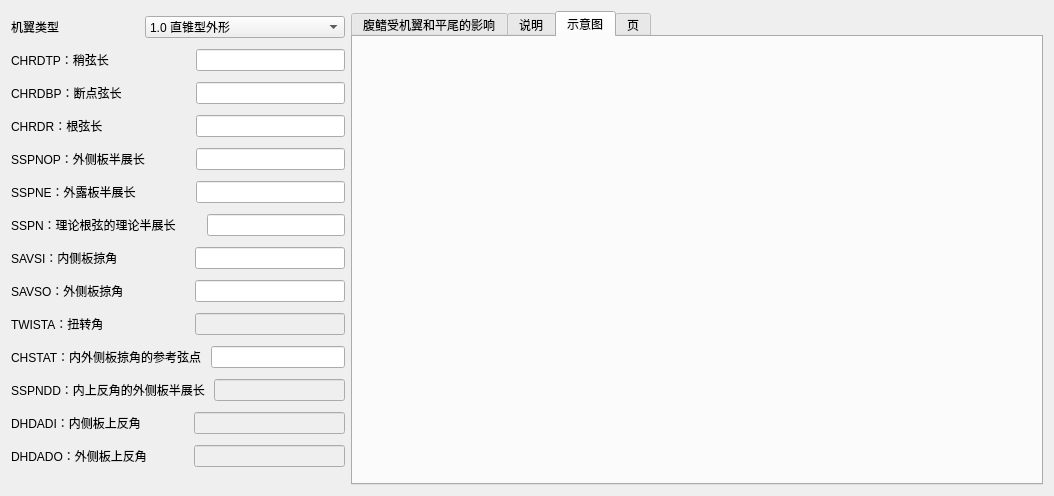
The window that PyDatcomLab/GUIs/PlaneConfiguration/VFPLNF.ui (darkspring2015/PyDatcomLab) describes before a commit, drawn with Qt 5.
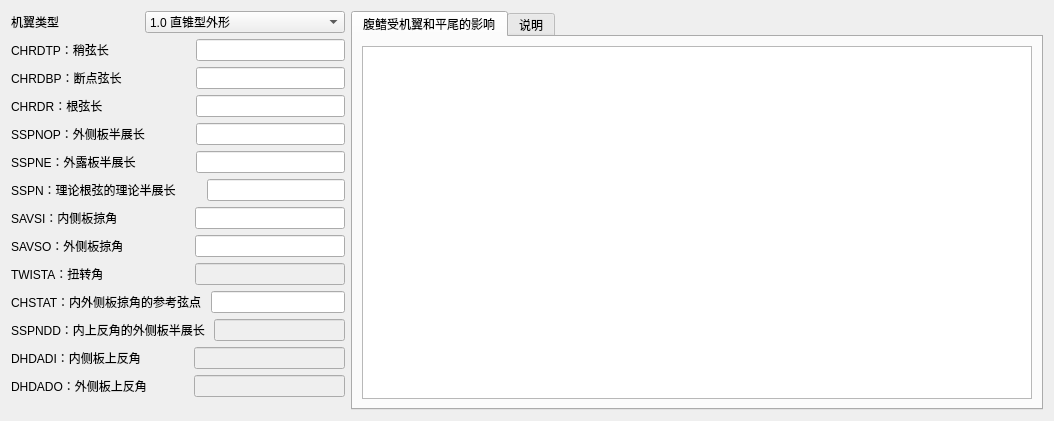
The same window after the commit. The open tabs and pages were chosen to show the change. Icons and pictures are not drawn.

What changed in the file:
```diff
--- a/PyDatcomLab/GUIs/PlaneConfiguration/VFPLNF.ui
+++ b/PyDatcomLab/GUIs/PlaneConfiguration/VFPLNF.ui
@@ -7,7 +7,7 @@
     <x>0</x>
     <y>0</y>
     <width>1054</width>
-    <height>496</height>
+    <height>421</height>
    </rect>
   </property>
   <property name="windowTitle">
@@ -561,6 +561,19 @@
        </item>
       </layout>
      </item>
+     <item>
+      <spacer name="verticalSpacer">
+       <property name="orientation">
+        <enum>Qt::Vertical</enum>
+       </property>
+       <property name="sizeHint" stdset="0">
+        <size>
+         <width>20</width>
+         <height>40</height>
+        </size>
+       </property>
+      </spacer>
+     </item>
     </layout>
    </item>
    <item>
@@ -592,43 +605,6 @@
        </item>
       </layout>
      </widget>
-     <widget class="QWidget" name="tab_2">
-      <attribute name="title">
-       <string>示意图</string>
-      </attribute>
-      <layout class="QHBoxLayout" name="horizontalLayout_17">
-       <item>
-        <widget class="QLabel" name="label_9">
-         <property name="text">
-          <string/>
-         </property>
-         <property name="pixmap">
-          <pixmap resource="card_rc.qrc">:/card/rc_card/WGPLNF.png</pixmap>
-         </property>
-         <property name="scaledContents">
-          <bool>true</bool>
-         </property>
-        </widget>
-       </item>
-      </layout>
-     </widget>
-     <widget class="QWidget" name="tab_3">
-      <attribute name="title">
-       <string>页</string>
-      </attribute>
-      <layout class="QHBoxLayout" name="horizontalLayout_18">
-       <item>
-        <widget class="QLabel" name="label_15">
-         <property name="text">
-          <string/>
-         </property>
-         <property name="pixmap">
-          <pixmap resource="card_rc.qrc">:/card/rc_card/WGPLNF_Para.png</pixmap>
-         </property>
-        </widget>
-       </item>
-      </layout>
-     </widget>
     </widget>
    </item>
   </layout>
```
